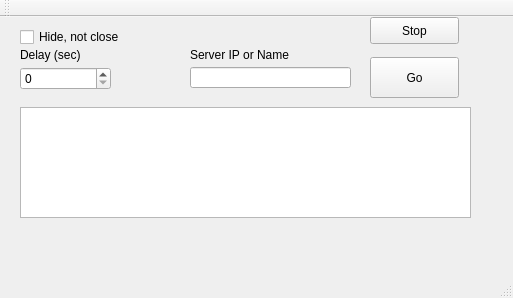
First picture: the form in mainwindow.ui, repository Velesey/pinger, before the edit.
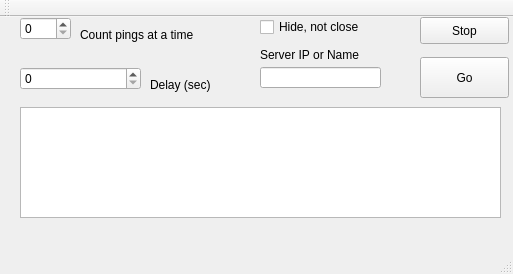
Second picture: the form after the edit.

Commit message: config c++11 and added count pinges

```diff
--- a/mainwindow.ui
+++ b/mainwindow.ui
@@ -7,7 +7,7 @@
     <x>0</x>
     <y>0</y>
     <width>513</width>
-    <height>298</height>
+    <height>274</height>
    </rect>
   </property>
   <property name="windowTitle">
@@ -17,7 +17,7 @@
    <widget class="QPushButton" name="bt_go">
     <property name="geometry">
      <rect>
-      <x>370</x>
+      <x>420</x>
       <y>40</y>
       <width>89</width>
       <height>41</height>
@@ -30,7 +30,7 @@
    <widget class="QLabel" name="label">
     <property name="geometry">
      <rect>
-      <x>190</x>
+      <x>260</x>
       <y>30</y>
       <width>141</width>
       <height>16</height>
@@ -45,7 +45,7 @@
      <rect>
       <x>20</x>
       <y>90</y>
-      <width>451</width>
+      <width>481</width>
       <height>111</height>
      </rect>
     </property>
@@ -53,9 +53,9 @@
    <widget class="QLineEdit" name="lineEdit">
     <property name="geometry">
      <rect>
-      <x>190</x>
+      <x>260</x>
       <y>50</y>
-      <width>161</width>
+      <width>121</width>
       <height>21</height>
      </rect>
     </property>
@@ -65,7 +65,7 @@
      <rect>
       <x>20</x>
       <y>50</y>
-      <width>91</width>
+      <width>121</width>
       <height>23</height>
      </rect>
     </property>
@@ -76,8 +76,8 @@
    <widget class="QLabel" name="label_2">
     <property name="geometry">
      <rect>
-      <x>20</x>
-      <y>30</y>
+      <x>150</x>
+      <y>60</y>
       <width>141</width>
       <height>16</height>
      </rect>
@@ -89,7 +89,7 @@
    <widget class="QPushButton" name="bt_stop">
     <property name="geometry">
      <rect>
-      <x>370</x>
+      <x>420</x>
       <y>0</y>
       <width>89</width>
       <height>27</height>
@@ -102,8 +102,8 @@
    <widget class="QCheckBox" name="checkBox">
     <property name="geometry">
      <rect>
-      <x>20</x>
-      <y>10</y>
+      <x>260</x>
+      <y>0</y>
       <width>121</width>
       <height>20</height>
      </rect>
@@ -112,6 +112,29 @@
      <string>Hide, not close</string>
     </property>
    </widget>
+   <widget class="QSpinBox" name="spinBox_cnt">
+    <property name="geometry">
+     <rect>
+      <x>20</x>
+      <y>0</y>
+      <width>51</width>
+      <height>23</height>
+     </rect>
+    </property>
+   </widget>
+   <widget class="QLabel" name="label_3">
+    <property name="geometry">
+     <rect>
+      <x>80</x>
+      <y>10</y>
+      <width>151</width>
+      <height>16</height>
+     </rect>
+    </property>
+    <property name="text">
+     <string>Count pings at a time</string>
+    </property>
+   </widget>
   </widget>
   <widget class="QMenuBar" name="menuBar">
    <property name="geometry">
```
The commit also changes 7 other files.
